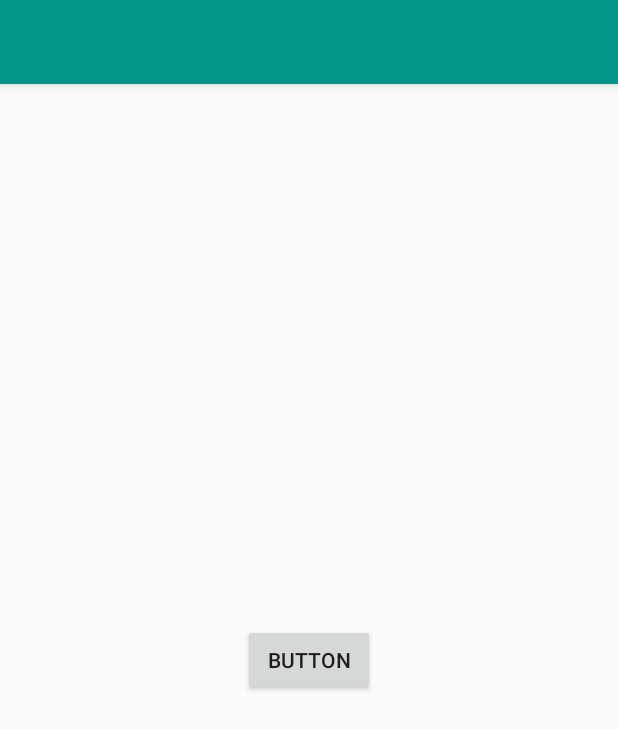
After one commit to ChristianNunez58/SiccoAndroid, an Android app: the layout layoutdeprueba.xml on its own in the app's theme, with its tools: preview values and no code run, on a phone screen of 412 x 824 dp. The commit adds this screen. Shown: the top 729 px of the screen. Run offline under Robolectric (Android 15) with nearby library versions, the phone set to English and light mode, and no system bars.

Commit message:
Ya dice sicco?:'v

```diff
--- a/app/build.gradle
+++ b/app/build.gradle
@@ -23,6 +23,7 @@
     implementation 'com.android.support:appcompat-v7:28.0.0'
     implementation 'com.android.support:design:28.0.0'
     implementation 'com.android.support.constraint:constraint-layout:1.1.3'
+    implementation 'com.android.support:support-v4:28.0.0'
     testImplementation 'junit:junit:4.12'
     androidTestImplementation 'com.android.support.test:runner:1.0.2'
     androidTestImplementation 'com.android.support.test.espresso:espresso-core:3.0.2'
--- a/app/src/main/res/layout/app_bar_pantalla_inicio.xml
+++ b/app/src/main/res/layout/app_bar_pantalla_inicio.xml
@@ -22,4 +22,5 @@
 
 
 
+
 </android.support.design.widget.CoordinatorLayout>
--- /dev/null
+++ b/app/src/main/res/layout/layoutdeprueba.xml
@@ -0,0 +1,40 @@
+<?xml version="1.0" encoding="utf-8"?>
+<android.support.constraint.ConstraintLayout
+    xmlns:app="http://schemas.android.com/apk/res-auto"
+    xmlns:android="http://schemas.android.com/apk/res/android"
+    xmlns:tools="http://schemas.android.com/tools"
+    android:layout_width="match_parent"
+    android:layout_height="match_parent"
+    tools:context=".PantallaInicio">
+
+    <android.support.design.widget.AppBarLayout
+        android:id="@+id/appBarLayout"
+        android:layout_width="match_parent"
+        android:layout_height="wrap_content"
+        android:theme="@style/AppTheme.AppBarOverlay">
+
+        <android.support.v7.widget.Toolbar
+            android:id="@+id/toolbar"
+            android:layout_width="match_parent"
+            android:layout_height="?attr/actionBarSize"
+            android:background="?attr/colorPrimary"
+            app:popupTheme="@style/AppTheme.PopupOverlay" />
+
+    </android.support.design.widget.AppBarLayout>
+
+    <Button
+        android:id="@+id/button"
+        android:layout_width="wrap_content"
+        android:layout_height="wrap_content"
+        android:layout_marginStart="8dp"
+        android:layout_marginLeft="8dp"
+        android:layout_marginTop="8dp"
+        android:layout_marginEnd="8dp"
+        android:layout_marginRight="8dp"
+        android:layout_marginBottom="8dp"
+        android:text="Button"
+        app:layout_constraintBottom_toBottomOf="parent"
+        app:layout_constraintEnd_toEndOf="parent"
+        app:layout_constraintStart_toStartOf="parent"
+        app:layout_constraintTop_toBottomOf="@+id/appBarLayout" />
+</android.support.constraint.ConstraintLayout>
--- a/app/src/main/res/values/strings.xml
+++ b/app/src/main/res/values/strings.xml
@@ -5,5 +5,9 @@
     <string name="Nombre_Usuario">Nombre de usuario</string>
     <string name="Nombre_Real">Nombre real</string>
     <string name="nav_header_desc">Navigation header</string>
-    <string name="action_settings">Settings</string>
+    <string name="action_settings">Salir de la cuenta</string>
+    <string name="tools">Tools</string>
+
+    <!-- TODO: Remove or change this placeholder text -->
+    <string name="hello_blank_fragment">Hello blank fragment</string>
 </resources>
```
Also changed, not shown: app/src/main/java/com/example/alienware/primerproyecto/Categorias.java (added, +108 -0 lines), app/src/main/res/layout/fragment_categorias.xml (added, +14 -0 lines).
